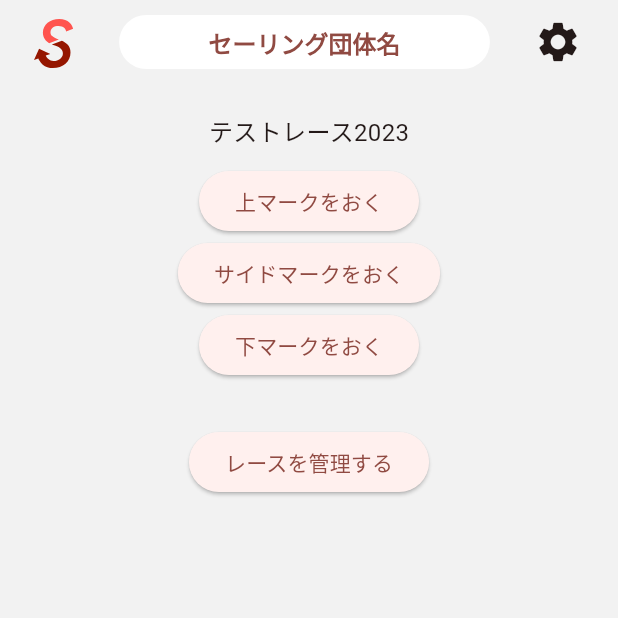
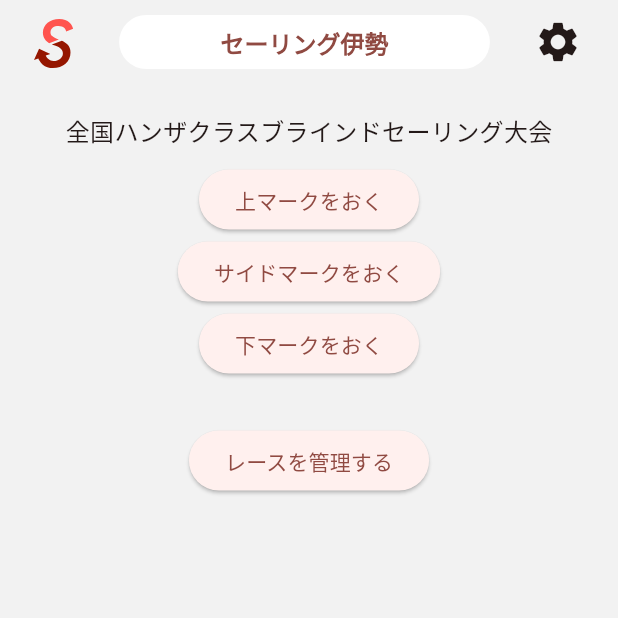
Before and after one commit to takara2314/bsam-admin, a Flutter app: the screen it shows after launch, on a phone screen of 412 x 824 dp, the top half of it. Run offline on Flutter 3.47's test engine with Material 2 defaults, Android fonts, the phone set to English and light mode, and no system bars; our stand-ins replace battery_plus, flutter_dotenv, flutter_riverpod, flutter_svg, geolocator, google_maps_flutter and 2 more; missing offline and left inert: jwt_decode; statements that could not run were skipped.

Commit message:
Set: 本当の団体名とレース名に

```diff
--- a/lib/pages/home/page.dart
+++ b/lib/pages/home/page.dart
@@ -71,7 +71,7 @@ class _Home extends ConsumerState<Home> {
   Widget build(BuildContext context) {
     return Scaffold(
       appBar: const HomeAppBar(
-        assocName: 'セーリング団体名'
+        assocName: 'セーリング伊勢'
       ),
       body: SingleChildScrollView(
         child: Center(
@@ -80,7 +80,7 @@ class _Home extends ConsumerState<Home> {
             crossAxisAlignment: CrossAxisAlignment.center,
             children: <Widget>[
               const RaceNameArea(
-                raceName: 'テストレース2023'
+                raceName: '全国ハンザクラスブラインドセーリング大会'
               ),
               for (final mark in marks)
                 MarkButton(
--- a/lib/pages/manage/page.dart
+++ b/lib/pages/manage/page.dart
@@ -115,10 +115,12 @@ class _Manage extends ConsumerState<Manage> {
 
     switch (body['type']) {
     case 'start_race':
+      debugPrint('start_race');
       _receiveStartRace(body);
       break;
 
     case 'live':
+      debugPrint('live');
       _receiveLive(LiveMsg.fromJson(body));
       break;
     }
```
